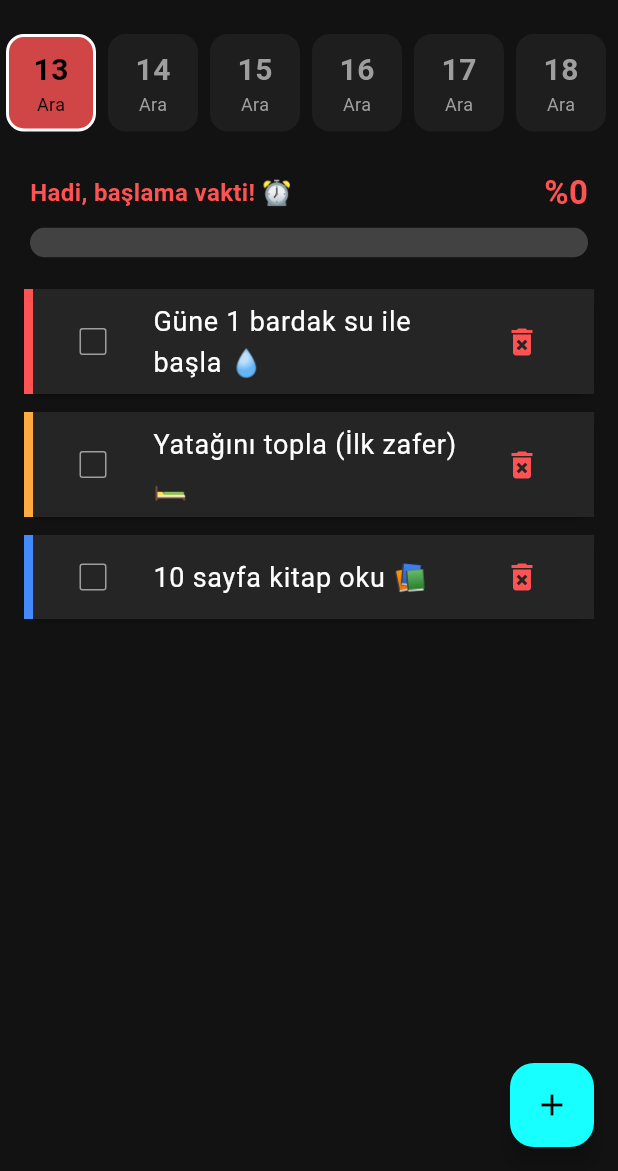
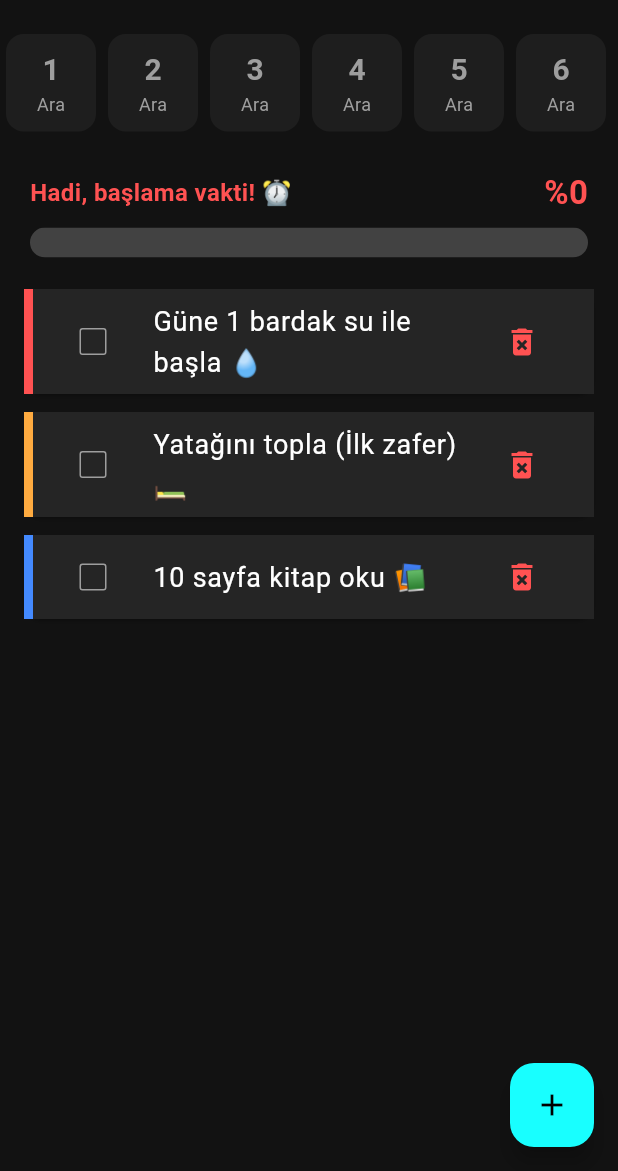
Before and after one commit to ilkeripek-dev/momentum_app, a Flutter app: the GorevListesiEkrani screen opened directly, on a phone screen of 412 x 824 dp, the part 65-1236 px from its top. Run offline on Flutter 3.47's test engine with Material 3 defaults, Android fonts, the phone set to English and light mode, and no system bars; our stand-ins replace confetti, shared_preferences; accounts and stored records are empty.

Commit message:
Takvim duzeltildi: Artik tum ay gorunuyor

```diff
--- a/lib/main.dart
+++ b/lib/main.dart
@@ -191,9 +191,6 @@ class _KarsilamaEkraniState extends State<KarsilamaEkrani> {
       final prefs = await SharedPreferences.getInstance();
       await prefs.setString('kullanici_adi', isim);
 
-      // İsim kaydedildiğinde varsayılan görevleri de yüklemesi için boş liste başlatmıyoruz,
-      // GorevListesiEkrani açılınca null görüp kendi ekleyecek.
-
       if (mounted) {
         Navigator.of(context).pushReplacement(
           PageRouteBuilder(
@@ -291,6 +288,10 @@ class _GorevListesiEkraniState extends State<GorevListesiEkrani> {
   late ConfettiController _confettiController;
   final TextEditingController _textController = TextEditingController();
   int _secilenOncelik = 2;
+
+  // Takvimi bugün seçili başlatsak da şeridin nerede duracağını belirlemek için
+  // ScrollController kullanabiliriz ama basitlik adına şimdilik listenin başına (ayın 1'ine) dönecek.
+  // Kullanıcı kaydırıp bugünü bulacak.
 
   @override
   void initState() {
@@ -441,7 +442,7 @@ class _GorevListesiEkraniState extends State<GorevListesiEkrani> {
         _sonIslemTarihi = kayitliTarih;
       });
     } else {
-      // HİÇ VERİ YOKSA (İLK AÇILIŞ) BU 3 GÖREVİ EKLE
+      // Varsayılan görevler
       setState(() {
         _tumGorevler = [
           {
@@ -615,6 +616,14 @@ class _GorevListesiEkraniState extends State<GorevListesiEkrani> {
   Widget build(BuildContext context) {
     final liste = _ekrandakiGorevler;
 
+    // 🔥 YENİ MANTIK: O ANKİ AYIN GÜN SAYISINI HESAPLA
+    // Başlangıç: Ayın 1'i
+    DateTime simdi = DateTime.now();
+    DateTime ayinIlkGunu = DateTime(simdi.year, simdi.month, 1);
+
+    // Bitiş: Gelecek ayın 0. günü (yani bu ayın son günü)
+    int aydakiGunSayisi = DateTime(simdi.year, simdi.month + 1, 0).day;
+
     return Scaffold(
       appBar: AppBar(
         leadingWidth: 80,
@@ -648,9 +657,12 @@ class _GorevListesiEkraniState extends State<GorevListesiEkrani> {
                 color: const Color(0xFF121212),
                 child: ListView.builder(
                   scrollDirection: Axis.horizontal,
-                  itemCount: 30,
+                  itemCount: aydakiGunSayisi, // 🔥 Sadece o ayın gün sayısı kadar
                   itemBuilder: (context, index) {
-                    DateTime tarih = DateTime.now().add(Duration(days: index));
+
+                    // 🔥 Ayın 1'inden başlayarak üzerine gün ekliyoruz
+                    DateTime tarih = ayinIlkGunu.add(Duration(days: index));
+
                     bool seciliMi = _ayniGunMu(tarih, _secilenTarih);
                     Color kutuRengi = _takvimKutusuRengi(tarih, seciliMi);
                     Color yaziRengi = (kutuRengi == const Color(0xFF1E1E1E) && !seciliMi)
```
